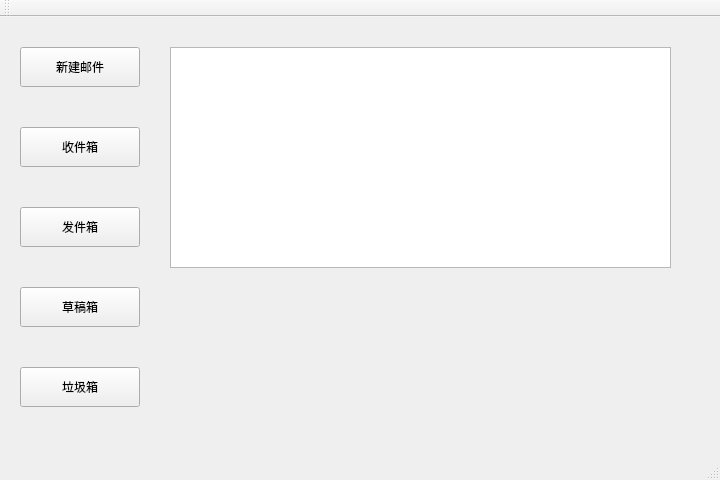
HelloJdss/WangWang_MailClient, file clientwindow.ui: the form before one commit.
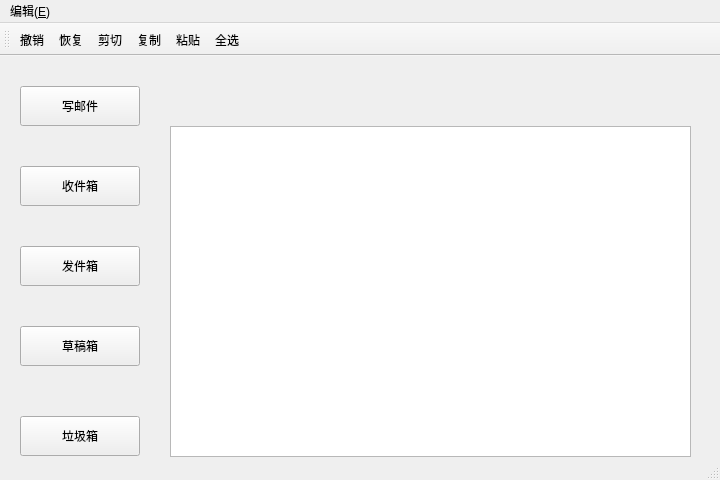
The form after the commit.

Patch:
```diff
--- a/clientwindow.ui
+++ b/clientwindow.ui
@@ -30,9 +30,9 @@
     <property name="geometry">
      <rect>
       <x>170</x>
-      <y>30</y>
-      <width>501</width>
-      <height>221</height>
+      <y>120</y>
+      <width>521</width>
+      <height>281</height>
      </rect>
     </property>
    </widget>
@@ -46,7 +46,7 @@
      </rect>
     </property>
     <property name="text">
-     <string>新建邮件</string>
+     <string>写邮件</string>
     </property>
    </widget>
    <widget class="QPushButton" name="pushButton_2">
@@ -92,7 +92,7 @@
     <property name="geometry">
      <rect>
       <x>20</x>
-      <y>350</y>
+      <y>360</y>
       <width>120</width>
       <height>40</height>
      </rect>
@@ -101,6 +101,16 @@
      <string>垃圾箱</string>
     </property>
    </widget>
+   <widget class="QTextBrowser" name="ReadMail">
+    <property name="geometry">
+     <rect>
+      <x>170</x>
+      <y>70</y>
+      <width>521</width>
+      <height>331</height>
+     </rect>
+    </property>
+   </widget>
   </widget>
   <widget class="QMenuBar" name="menuBar">
    <property name="geometry">
@@ -111,6 +121,20 @@
      <height>22</height>
     </rect>
    </property>
+   <widget class="QMenu" name="menu_E">
+    <property name="title">
+     <string>编辑(&amp;E)</string>
+    </property>
+    <addaction name="action_undo"/>
+    <addaction name="action_redo"/>
+    <addaction name="separator"/>
+    <addaction name="action_cut"/>
+    <addaction name="action_copy"/>
+    <addaction name="action_paste"/>
+    <addaction name="separator"/>
+    <addaction name="action_selectAll"/>
+   </widget>
+   <addaction name="menu_E"/>
   </widget>
   <widget class="QToolBar" name="mainToolBar">
    <attribute name="toolBarArea">
@@ -119,8 +143,62 @@
    <attribute name="toolBarBreak">
     <bool>false</bool>
    </attribute>
+   <addaction name="action_undo"/>
+   <addaction name="action_redo"/>
+   <addaction name="action_cut"/>
+   <addaction name="action_copy"/>
+   <addaction name="action_paste"/>
+   <addaction name="action_selectAll"/>
   </widget>
   <widget class="QStatusBar" name="statusBar"/>
+  <action name="action_undo">
+   <property name="text">
+    <string>撤销</string>
+   </property>
+   <property name="shortcut">
+    <string>Ctrl+Z</string>
+   </property>
+  </action>
+  <action name="action_redo">
+   <property name="text">
+    <string>恢复</string>
+   </property>
+   <property name="shortcut">
+    <string>Ctrl+Y</string>
+   </property>
+  </action>
+  <action name="action_cut">
+   <property name="text">
+    <string>剪切</string>
+   </property>
+   <property name="shortcut">
+    <string>Ctrl+X</string>
+   </property>
+  </action>
+  <action name="action_copy">
+   <property name="text">
+    <string>复制</string>
+   </property>
+   <property name="shortcut">
+    <string>Ctrl+C</string>
+   </property>
+  </action>
+  <action name="action_paste">
+   <property name="text">
+    <string>粘贴</string>
+   </property>
+   <property name="shortcut">
+    <string>Ctrl+V</string>
+   </property>
+  </action>
+  <action name="action_selectAll">
+   <property name="text">
+    <string>全选</string>
+   </property>
+   <property name="shortcut">
+    <string>Ctrl+A</string>
+   </property>
+  </action>
  </widget>
  <layoutdefault spacing="6" margin="11"/>
  <resources/>
```
Left out of the diff: 6 changed lines with no effect on the pictures.
